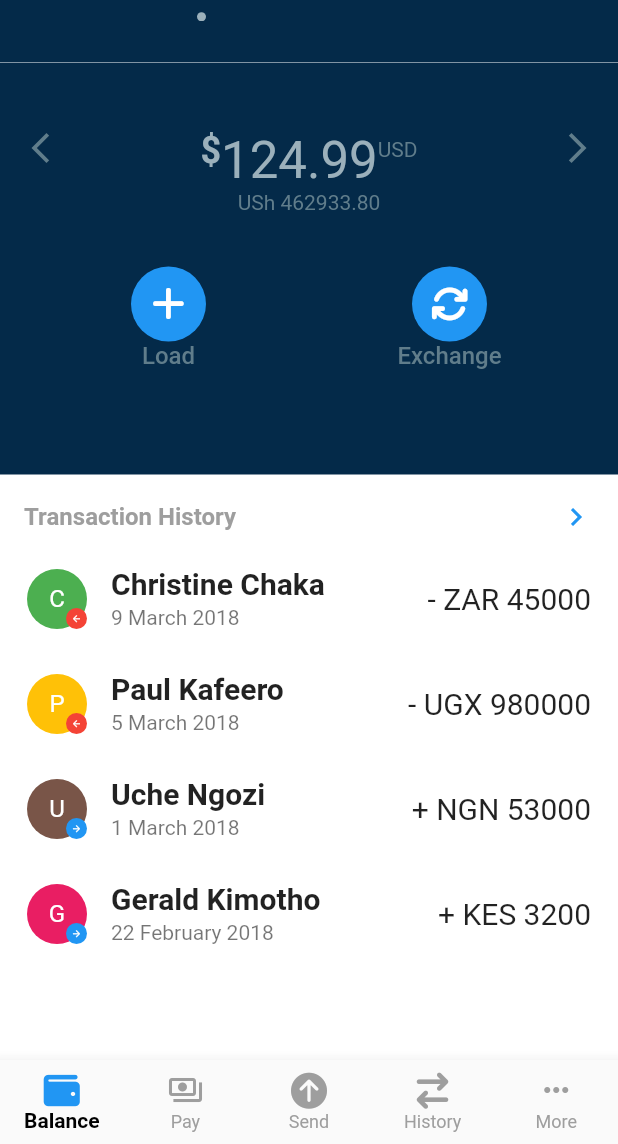
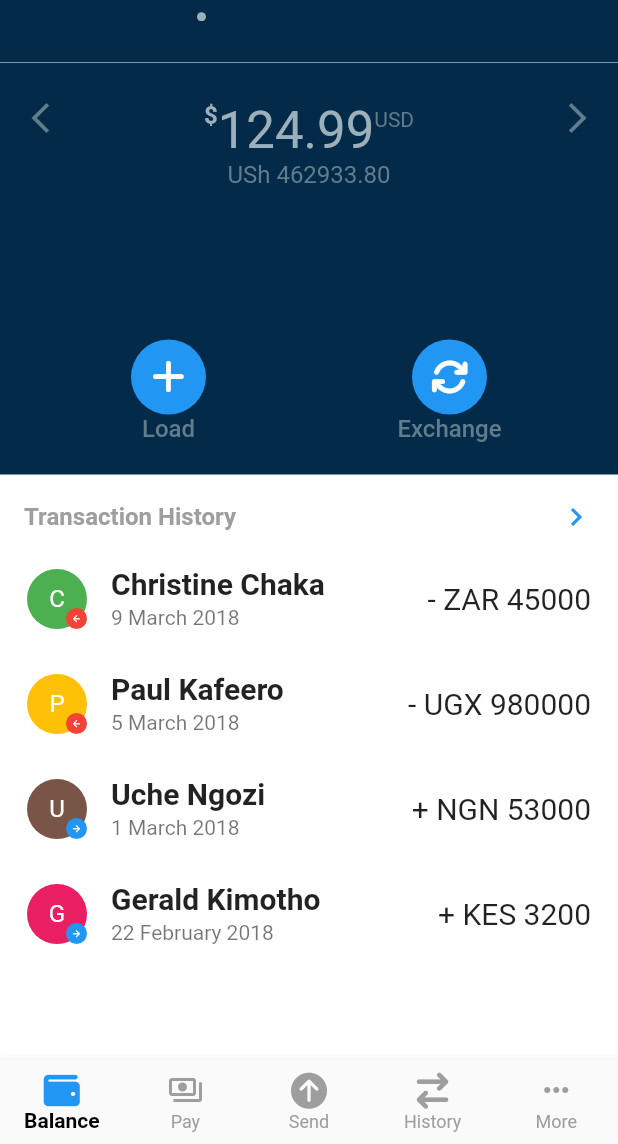
Before and after one commit to Adarsh220397/exercise, a Flutter app: the screen it shows after launch, on a phone screen of 412 x 824 dp, the part 92-1236 px from its top. Run offline on Flutter 3.47's test engine with Material 2 defaults, Android fonts, the phone set to English and light mode, and no system bars; our stand-ins replace flutter_keyboard_visibility, font_awesome_flutter.

Commit message:
ui changes

```diff
--- a/lib/screens/balance_screen.dart
+++ b/lib/screens/balance_screen.dart
@@ -1,9 +1,9 @@
 import 'package:exercise/services/client_service.dart';
-import 'package:exercise/services/models/recent_job_model.dart';
+import 'package:exercise/services/models/transaction_history_model.dart';
+import 'package:exercise/utils/global_variables.dart';
+import 'package:exercise/widgets/tab_indicator_decorator_widget.dart';
 import 'package:exercise/widgets/transaction_history_card_widget.dart';
 import 'package:flutter/material.dart';
-import 'package:flutter/src/widgets/container.dart';
-import 'package:flutter/src/widgets/framework.dart';
 import 'package:font_awesome_flutter/font_awesome_flutter.dart';
 
 class BalanceScreen extends StatefulWidget {
@@ -15,7 +15,7 @@ class BalanceScreen extends StatefulWidget {
 
 class _BalanceScreenState extends State<BalanceScreen> {
   late ThemeData themeData;
-  List<RecentJobModel> transactionHistoryList = [];
+  List<TransactionHistoryModel> transactionHistoryList = [];
 
   @override
   void initState() {
@@ -23,7 +23,7 @@ class _BalanceScreenState extends State<BalanceScreen> {
     fetchData();
   }
 
-  fetchData() async {
+  Future<void> fetchData() async {
     transactionHistoryList = await ClientService.instance.getTransactionData();
 
     setState(() {});
@@ -46,14 +46,14 @@ class _BalanceScreenState extends State<BalanceScreen> {
                 child: Column(
                   children: [
                     Container(
-                      color: const Color.fromARGB(255, 4, 42, 73),
+                      color: AppConstants.appColor,
                       height: MediaQuery.of(context).size.height / 8,
                       child: Row(
                         mainAxisAlignment: MainAxisAlignment.spaceAround,
                         children: [
                           const Icon(
                             FontAwesomeIcons.sliders,
-                            color: Color.fromARGB(255, 155, 176, 187),
+                            color: AppConstants.lightWhiteColor,
                             size: 20.0,
                           ),
                           SizedBox(
@@ -62,12 +62,11 @@ class _BalanceScreenState extends State<BalanceScreen> {
                               unselectedLabelColor: Colors.blueGrey,
                               indicatorPadding:
                                   EdgeInsets.only(left: 30, right: 30),
-                              indicatorColor:
-                                  Color.fromARGB(255, 155, 176, 187),
+                              indicatorColor: AppConstants.lightWhiteColor,
                               indicator: DotIndicator(
-                                  color: Color.fromARGB(255, 155, 176, 187),
+                                  color: AppConstants.lightWhiteColor,
                                   radius: 3),
-                              labelColor: Color.fromARGB(255, 155, 176, 187),
+                              labelColor: AppConstants.lightWhiteColor,
                               isScrollable: true,
                               labelStyle:
                                   TextStyle(fontWeight: FontWeight.bold),
@@ -98,74 +97,10 @@ class _BalanceScreenState extends State<BalanceScreen> {
                           : MediaQuery.of(context).size.height / 2,
                       child: TabBarView(
                         children: [
-                          Container(
-                            color: const Color.fromARGB(255, 4, 42, 73),
-                            height: MediaQuery.of(context).size.height / 3,
-                            width: 200,
-                            child: Column(
-                              children: [
-                                SizedBox(
-                                  height: 30,
-                                ),
-                                dataRowUI(),
-                                SizedBox(
-                                  height: currentWidth > 1200
-                                      ? currentWidth > 600
-                                          ? 70
-                                          : 20
-                                      : 20,
-                                ),
-                                Container(
-                                  //   color: Colors.amber,
-                                  height: currentWidth > 1200
-                                      ? 100
-                                      : currentWidth > 600
-                                          ? 70
-                                          : 70,
-                                  child: Row(
-                                      mainAxisAlignment:
-                                          MainAxisAlignment.spaceEvenly,
-                                      crossAxisAlignment:
-                                          CrossAxisAlignment.center,
-                                      children: [
-                                        iconData(
-                                          'Load',
-                                          const CircleAvatar(
-                                            backgroundColor: Colors.blue,
-                                            radius: 25,
-                                            child: Icon(
-                                              FontAwesomeIcons.plus,
-                                              color: Colors.white,
-                                              size: 25,
-                                            ),
-                                          ),
-                                        ),
-                                        iconData(
-                                          'Exchange',
-                                          const CircleAvatar(
-                                            backgroundColor: Colors.blue,
-                                            radius: 25,
-                                            child: Icon(
-                                              FontAwesomeIcons.sync,
-                                              color: Colors.white,
-                                              size: 25,
-                                            ),
-                                          ),
-                                        )
-                                      ]),
-                                ),
-                              ],
-                            ),
-                          ),
-                          Container(
-                            color: Colors.green,
-                          ),
-                          Container(
-                            color: Colors.pink,
-                          ),
-                          Container(
-                            color: Colors.red,
-                          )
+                          tabBarUI(),
+                          tabBarUI(),
+                          tabBarUI(),
+                          tabBarUI()
                         ],
                       ),
                     ),
@@ -199,7 +134,7 @@ class _BalanceScreenState extends State<BalanceScreen> {
                                   ],
                                 ),
                               ),
-                              for (RecentJobModel history
+                              for (TransactionHistoryModel history
                                   in transactionHistoryList)
                                 UserTransactionHistoryWidget(
                                   amount: history.amount,
@@ -223,8 +158,70 @@ class _BalanceScreenState extends State<BalanceScreen> {
         )));
   }
 
+  Widget tabBarUI() {
+    final currentWidth = MediaQuery.of(context).size.width;
+    return Container(
+      color: AppConstants.appColor,
+      height: MediaQuery.of(context).size.height / 3,
+      width: 250,
+      child: Column(
+        children: [
+          const SizedBox(
+            height: 10,
+          ),
+          dataRowUI(),
+          SizedBox(
+            height: currentWidth > 1200
+                ? currentWidth > 600
+                    ? 70
+                    : 20
+                : 20,
+          ),
+          SizedBox(
+            height: currentWidth > 1200
+                ? 100
+                : currentWidth > 600
+                    ? 70
+                    : 70,
+            child: Row(
+                mainAxisAlignment: MainAxisAlignment.spaceEvenly,
+                crossAxisAlignment: CrossAxisAlignment.center,
+                children: [
+                  iconData(
+                    'Load',
+                    const CircleAvatar(
+                      backgroundColor: Colors.blue,
+                      radius: 25,
+                      child: Icon(
+                        FontAwesomeIcons.plus,
+                        color: Colors.white,
+                        size: 25,
+                      ),
+                    ),
+                  ),
+                  iconData(
+                    'Exchange',
+                    const CircleAvatar(
+                      backgroundColor: Colors.blue,
+                      radius: 25,
+                      child: Icon(
+                        FontAwesomeIcons.sync,
+                        color: Colors.white,
+                        size: 25,
+                      ),
+                    ),
+                  )
+                ]),
+          ),
+          const SizedBox(height: 20)
+        ],
+      ),
+    );
+  }
+
   Widget dataRowUI() {
-    return Padding(
+    return Expanded(
+      child: Padding(
         padding: const EdgeInsets.all(15.0),
         child: Row(
           mainAxisAlignment: MainAxisAlignment.spaceBetween,
@@ -234,45 +231,47 @@ class _BalanceScreenState extends State<BalanceScreen> {
               Icons.arrow_back_ios_new,
               color: Colors.blueGrey,
             ),
-          currencyDataUI(),
+            Container(child: currencyDataUI()),
             const Icon(
               Icons.arrow_forward_ios,
               color: Colors.blueGrey,
             ),
           ],
         ),
+      ),
     );
   }
 
   Widget currencyDataUI() {
+    final currentWidth = MediaQuery.of(context).size.width;
     return Column(
         crossAxisAlignment: CrossAxisAlignment.center,
-        mainAxisAlignment: MainAxisAlignment.center,
+        mainAxisAlignment: MainAxisAlignment.start,
         children: [
           Row(
             mainAxisAlignment: MainAxisAlignment.center,
             crossAxisAlignment: CrossAxisAlignment.start,
             children: [
-              const Text(
+              Text(
                 '\$',
                 style: TextStyle(
-                    fontSize: 24,
-                    color: Color.fromARGB(255, 155, 176, 187),
+                    fontSize: currentWidth > 600 ? 20 : 16,
+                    color: AppConstants.lightWhiteColor,
                     fontWeight: FontWeight.bold),
               ),
-              const Text(
+              Text(
                 '124.99',
                 style: TextStyle(
-                    fontSize: 34,
-                    color: Color.fromARGB(255, 155, 176, 187),
+                    fontSize: currentWidth > 600 ? 40 : 34,
+                    color: AppConstants.lightWhiteColor,
                     fontWeight: FontWeight.normal),
               ),
               Column(
-                children: const [
+                children: [
                   SizedBox(
-                    height: 5,
+                    height: currentWidth > 600 ? 7 : 5,
                   ),
-                  Text(
+                  const Text(
                     'USD',
                     textAlign: TextAlign.justify,
                     style: TextStyle(
@@ -284,11 +283,13 @@ class _BalanceScreenState extends State<BalanceScreen> {
               )
             ],
           ),
-          const Text(
+          Flexible(
+            child: Text(
               'USh 462933.80',
               style: TextStyle(
-              // fontSize: 34,
+                fontSize: currentWidth > 600 ? 18 : 16,
                 color: Colors.blueGrey,
+              ),
             ),
           )
         ]);
@@ -318,44 +319,3 @@ class _BalanceScreenState extends State<BalanceScreen> {
     );
   }
 }
-
-class DotIndicator extends Decoration {
-  const DotIndicator({
-    this.color = Colors.white,
-    this.radius = 4.0,
-  });
-  final Color color;
-  final double radius;
-  @override
-  BoxPainter createBoxPainter([VoidCallback? onChanged]) {
-    return _DotPainter(
-      color: color,
-      radius: radius,
-      onChange: onChanged,
-    );
-  }
-}
-
-class _DotPainter extends BoxPainter {
-  _DotPainter({
-    required this.color,
-    required this.radius,
-    VoidCallback? onChange,
-  })  : _paint = Paint()
-          ..color = color
-          ..style = PaintingStyle.fill,
-        super(onChange);
-  final Paint _paint;
-  final Color color;
-  final double radius;
-  @override
-  void paint(Canvas canvas, Offset offset, ImageConfiguration configuration) {
-    assert(configuration.size != null);
-    final Rect rect = offset & configuration.size!;
-    canvas.drawCircle(
-      Offset(rect.bottomCenter.dx, rect.bottomCenter.dy - radius),
-      radius,
-      _paint,
-    );
-  }
-}
--- a/lib/screens/home_screen.dart
+++ b/lib/screens/home_screen.dart
@@ -1,9 +1,6 @@
-import 'package:exercise/screens/app_menu_drawer.dart';
 import 'package:exercise/screens/balance_screen.dart';
 import 'package:exercise/screens/pay_screen.dart';
 import 'package:flutter/material.dart';
-import 'package:flutter/src/widgets/container.dart';
-import 'package:flutter/src/widgets/framework.dart';
 import 'package:font_awesome_flutter/font_awesome_flutter.dart';
 
 class HomeScreen extends StatefulWidget {
@@ -17,8 +14,6 @@ class _HomeScreenState extends State<HomeScreen> {
   final GlobalKey<ScaffoldState> _scaffoldKey = GlobalKey<ScaffoldState>();
   int _selectedIndex = 0;
   void _onItemTapped(int index) {
-    print(index);
-
     setState(() {
       _selectedIndex = index;
     });
@@ -30,12 +25,8 @@ class _HomeScreenState extends State<HomeScreen> {
       body: SafeArea(child: bottomNaviPage()),
       bottomNavigationBar: Theme(
         data: Theme.of(context).copyWith(
-            primaryColor: Colors.red,
-            textTheme: Theme.of(context).textTheme.copyWith(
-                caption: TextStyle(
-                    color: Colors
-                        .yellow))), // sets the inactive color of the `BottomNavigationBar`
-
+          primaryColor: Colors.blue,
+        ),
         child: BottomNavigationBar(
             selectedItemColor: Colors.black,
             unselectedItemColor: Colors.grey,
@@ -100,7 +91,8 @@ class _HomeScreenState extends State<HomeScreen> {
   static const List<Widget> _pages = <Widget>[
     BalanceScreen(),
     PayTabScreen(),
-    // Camera page
-    // Chats page
+    PayTabScreen(), // sent screen
+    PayTabScreen(), // history screen
+    PayTabScreen(), // more screen
   ];
 }
--- a/lib/services/models/category_model.dart
+++ b/lib/services/models/category_model.dart
@@ -1,12 +1,11 @@
-import 'package:flutter/animation.dart';
 import 'package:flutter/material.dart';
 
-class AllCategoryModel {
+class PaymentCategoryModel {
   Icon icon;
   String title;
   Color color;
 
-  AllCategoryModel({
+  PaymentCategoryModel({
     required this.icon,
     required this.title,
     required this.color,
@@ -21,8 +20,8 @@ class AllCategoryModel {
     return data;
   }
 
-  factory AllCategoryModel.fromJson(dynamic json) {
-    return AllCategoryModel(
+  factory PaymentCategoryModel.fromJson(dynamic json) {
+    return PaymentCategoryModel(
       icon: json['icon'] as Icon,
       title: json['title'] as String,
       color: json['color'] as Color,
--- a/lib/services/models/job_match_data_model.dart
+++ /dev/null
@@ -1,39 +0,0 @@
-class JobMatchesDataModel {
-  String image;
-  num views;
-  num likes;
-  num cost;
-  String job;
-  String description;
-
-  JobMatchesDataModel({
-    required this.image,
-    required this.views,
-    required this.likes,
-    required this.cost,
-    required this.job,
-    required this.description,
-  });
-
-  Map<String, dynamic> toJson() {
-    final Map<String, dynamic> data = <String, dynamic>{};
-    data['image'] = image;
-    data['views'] = views;
-    data['likes'] = likes;
-    data['description'] = description;
-    data['cost'] = cost;
-    data['job'] = job;
-    return data;
-  }
-
-  factory JobMatchesDataModel.fromJson(dynamic json) {
-    return JobMatchesDataModel(
-      image: json['image'] as String,
-      views: json['views'] as num,
-      likes: json['likes'] as num,
-      cost: json['cost'] as num,
-      job: json['job'] as String,
-      description: json['description'] as String,
-    );
-  }
-}
--- a/lib/services/models/recent_job_model.dart
+++ b/lib/services/models/transaction_history_model.dart
@@ -1,6 +1,6 @@
 import 'package:flutter/material.dart';
 
-class RecentJobModel {
+class TransactionHistoryModel {
   String name;
   DateTime date;
   num amount;
@@ -8,7 +8,7 @@ class RecentJobModel {
   bool btransactionStatus;
   Color color;
 
-  RecentJobModel({
+  TransactionHistoryModel({
     required this.name,
     required this.date,
     required this.amount,
@@ -29,8 +29,8 @@ class RecentJobModel {
     return data;
   }
 
-  factory RecentJobModel.fromJson(dynamic json) {
-    return RecentJobModel(
+  factory TransactionHistoryModel.fromJson(dynamic json) {
+    return TransactionHistoryModel(
       name: json['name'] as String,
       date: json['date'] as DateTime,
       amount: json['amount'] as num,
--- /dev/null
+++ b/lib/utils/global_variables.dart
@@ -0,0 +1,6 @@
+import 'package:flutter/material.dart';
+
+class AppConstants {
+  static const Color appColor = const Color.fromARGB(255, 4, 42, 73);
+  static const Color lightWhiteColor = const Color.fromARGB(255, 155, 176, 187);
+}
--- /dev/null
+++ b/lib/widgets/tab_indicator_decorator_widget.dart
@@ -0,0 +1,42 @@
+import 'package:flutter/material.dart';
+
+class DotIndicator extends Decoration {
+  const DotIndicator({
+    this.color = Colors.white,
+    this.radius = 4.0,
+  });
+  final Color color;
+  final double radius;
+  @override
+  BoxPainter createBoxPainter([VoidCallback? onChanged]) {
+    return _DotPainter(
+      color: color,
+      radius: radius,
+      onChange: onChanged,
+    );
+  }
+}
+
+class _DotPainter extends BoxPainter {
+  _DotPainter({
+    required this.color,
+    required this.radius,
+    VoidCallback? onChange,
+  })  : _paint = Paint()
+          ..color = color
+          ..style = PaintingStyle.fill,
+        super(onChange);
+  final Paint _paint;
+  final Color color;
+  final double radius;
+  @override
+  void paint(Canvas canvas, Offset offset, ImageConfiguration configuration) {
+    assert(configuration.size != null);
+    final Rect rect = offset & configuration.size!;
+    canvas.drawCircle(
+      Offset(rect.bottomCenter.dx, rect.bottomCenter.dy - radius),
+      radius,
+      _paint,
+    );
+  }
+}
--- a/lib/widgets/transaction_history_card_widget.dart
+++ b/lib/widgets/transaction_history_card_widget.dart
@@ -1,5 +1,4 @@
 import 'package:flutter/material.dart';
-import 'package:font_awesome_flutter/font_awesome_flutter.dart';
 import 'package:intl/intl.dart';
 
 class UserTransactionHistoryWidget extends StatefulWidget {
@@ -72,9 +71,9 @@ class _UserTransactionHistoryWidgetState
                       backgroundColor:
                           widget.btransactionStatus ? Colors.blue : Colors.red,
                       child: widget.btransactionStatus
-                          ? Icon(Icons.arrow_forward,
+                          ? const Icon(Icons.arrow_forward,
                               color: Colors.white, size: 7)
-                          : Icon(Icons.arrow_back,
+                          : const Icon(Icons.arrow_back,
                               color: Colors.white, size: 7),
                     ),
                   )
```
Also changed, not shown: lib/screens/app_menu_drawer.dart (deleted, +0 -16 lines), lib/screens/pay_screen.dart (+6 -13 lines), lib/services/client_service.dart (+21 -57 lines). Lines whose indentation alone changed are shown as unchanged.
